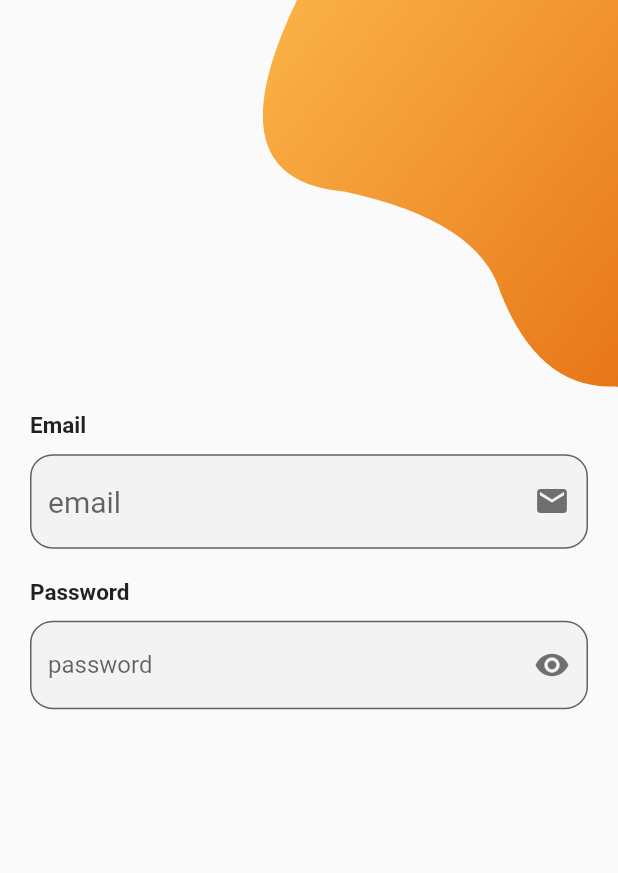
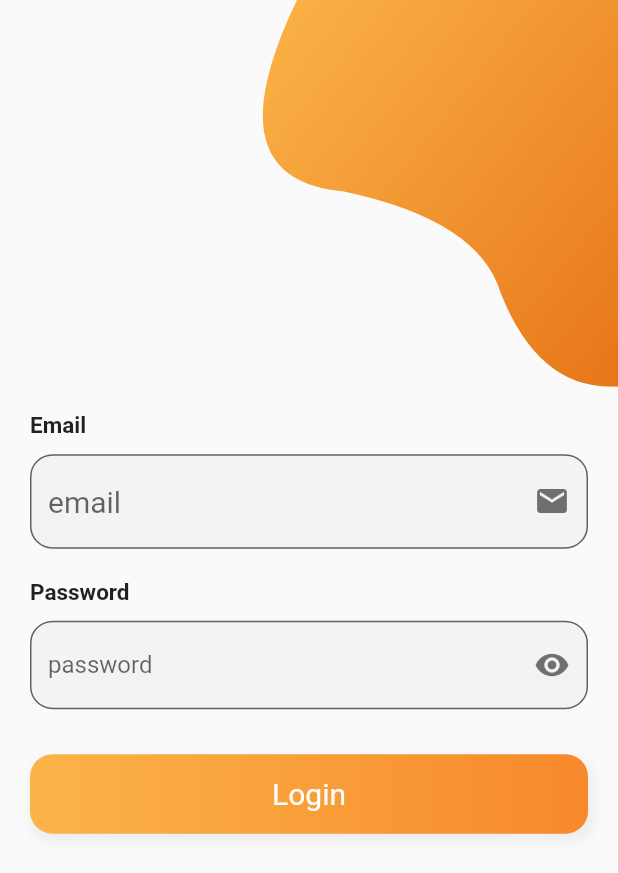
Before and after one commit to asamoah-fred/chat_app, a Flutter app: the screen it shows after launch, after a tap on "Login", on a phone screen of 412 x 824 dp. Shown: the top 873 px of the screen. Run offline on Flutter 3.47's test engine with Material 2 defaults, Android fonts, the phone set to English and light mode, and no system bars.

Commit message:
login Tab at loginpage

```diff
--- a/lib/screens/loginpage.dart
+++ b/lib/screens/loginpage.dart
@@ -123,49 +123,49 @@ class _LoginPageState extends State<LoginPage> {
                               ],
                             ),
                           ),
-                          //           ],
-                          //         ),
-                          //         SizedBox(
-                          //           height: 20,
-                          //         ),
-                          //         Container(
-                          //           width: MediaQuery.of(
-                          //             context,
-                          //           ).size.width,
-                          //           padding: EdgeInsets.symmetric(
-                          //             vertical: 15,
-                          //           ),
-                          //           alignment: Alignment.center,
-                          //           decoration: BoxDecoration(
-                          //             borderRadius: BorderRadius.all(
-                          //               Radius.circular(
-                          //                 15,
-                          //               ),
-                          //             ),
-                          //             boxShadow: <BoxShadow>[
-                          //               BoxShadow(
-                          //                   color: Colors.grey.shade200,
-                          //                   offset: Offset(2, 4),
-                          //                   blurRadius: 5,
-                          //                   spreadRadius: 2),
-                          //             ],
-                          //             gradient: LinearGradient(
-                          //               begin: Alignment.centerLeft,
-                          //               end: Alignment.centerRight,
-                          //               colors: const [
-                          //                 Color(0xfffbb448),
-                          //                 Color(0xfff7892b),
-                          //               ],
-                          //             ),
-                          //           ),
-                          //           child: Text(
-                          //             'Login',
-                          //             style: TextStyle(
-                          //               fontSize: 20,
-                          //               color: Colors.white,
-                          //             ),
-                          //           ),
-                          //         ),
+                        ],
+                      ),
+                      SizedBox(
+                        height: 20,
+                      ),
+                      Container(
+                        width: MediaQuery.of(
+                          context,
+                        ).size.width,
+                        padding: EdgeInsets.symmetric(
+                          vertical: 15,
+                        ),
+                        alignment: Alignment.center,
+                        decoration: BoxDecoration(
+                          borderRadius: BorderRadius.all(
+                            Radius.circular(
+                              15,
+                            ),
+                          ),
+                          boxShadow: <BoxShadow>[
+                            BoxShadow(
+                                color: Colors.grey.shade200,
+                                offset: Offset(2, 4),
+                                blurRadius: 5,
+                                spreadRadius: 2),
+                          ],
+                          gradient: LinearGradient(
+                            begin: Alignment.centerLeft,
+                            end: Alignment.centerRight,
+                            colors: const [
+                              Color(0xfffbb448),
+                              Color(0xfff7892b),
+                            ],
+                          ),
+                        ),
+                        child: Text(
+                          'Login',
+                          style: TextStyle(
+                            fontSize: 20,
+                            color: Colors.white,
+                          ),
+                        ),
+                      ),
                       //         Container(
                       //           padding: EdgeInsets.symmetric(
                       //             vertical: 10,
@@ -375,8 +375,6 @@ class _LoginPageState extends State<LoginPage> {
                       // ),
                     ],
                   ),
-                    ],
-                  ),
                 ),
               ),
             ],
```
Lines whose indentation alone changed are shown as unchanged.
